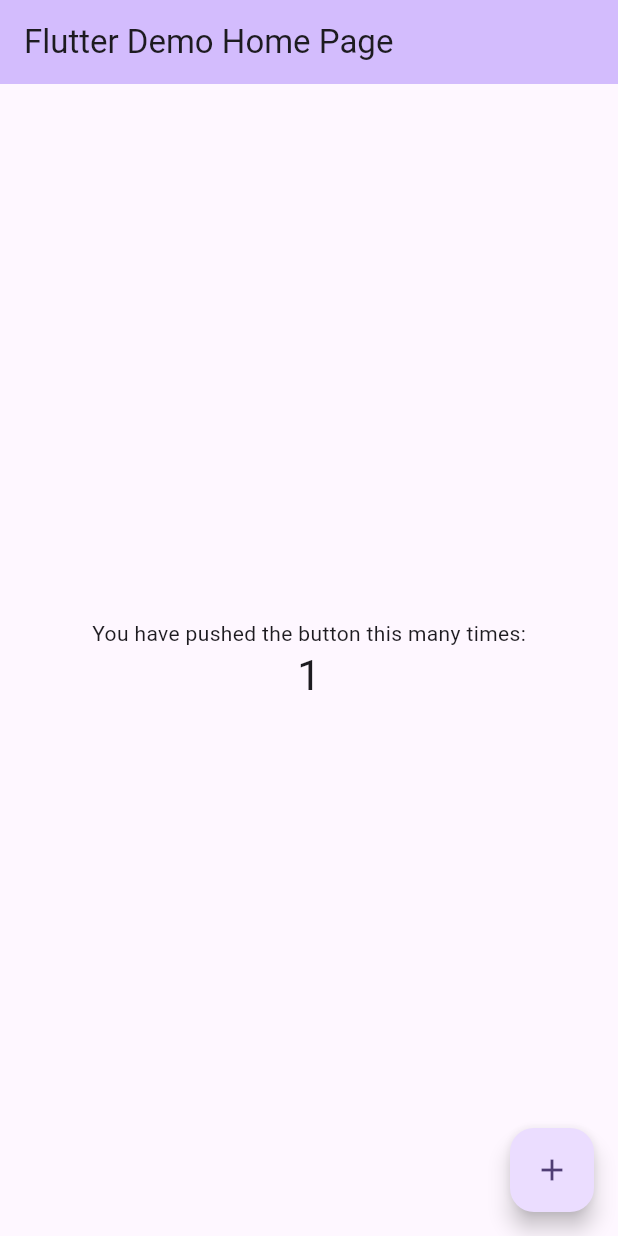
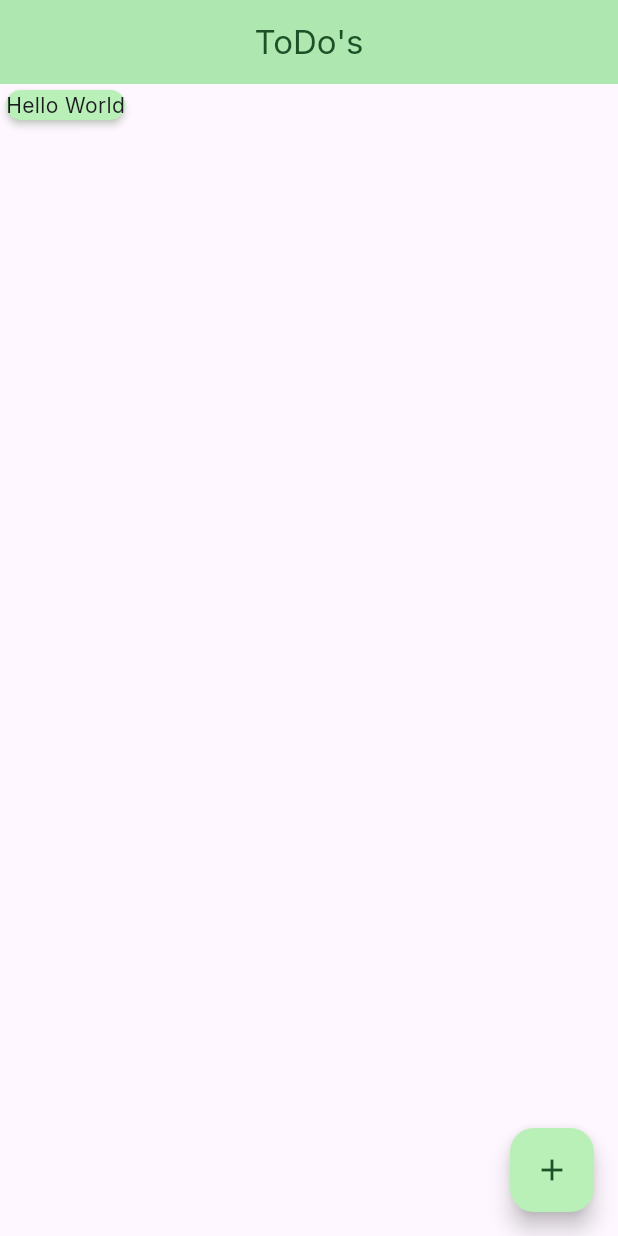
Before and after one commit to Fardeenhimself/flutter_todo, a Flutter app: the screen it shows after launch, after a tap on the "add" icon, on a phone screen of 412 x 824 dp. Run offline on Flutter 3.47's test engine with Material 3 defaults, Android fonts, the phone set to English and light mode, and no system bars; our stand-ins replace google_fonts.

Commit message:
UI designed

```diff
--- a/lib/main.dart
+++ b/lib/main.dart
@@ -1,122 +1,21 @@
 import 'package:flutter/material.dart';
+import 'package:flutter_todo/screens/home_screen.dart';
+import 'package:flutter_todo/utils/theme/dark_theme.dart';
+import 'package:flutter_todo/utils/theme/light_theme.dart';
 
 void main() {
-  runApp(const MyApp());
+  runApp(const TodoApp());
 }
 
-class MyApp extends StatelessWidget {
-  const MyApp({super.key});
+class TodoApp extends StatelessWidget {
+  const TodoApp({super.key});
 
-  // This widget is the root of your application.
   @override
   Widget build(BuildContext context) {
     return MaterialApp(
-      title: 'Flutter Demo',
-      theme: ThemeData(
-        // This is the theme of your application.
-        //
-        // TRY THIS: Try running your application with "flutter run". You'll see
-        // the application has a purple toolbar. Then, without quitting the app,
-        // try changing the seedColor in the colorScheme below to Colors.green
-        // and then invoke "hot reload" (save your changes or press the "hot
-        // reload" button in a Flutter-supported IDE, or press "r" if you used
-        // the command line to start the app).
-        //
-        // Notice that the counter didn't reset back to zero; the application
-        // state is not lost during the reload. To reset the state, use hot
-        // restart instead.
-        //
-        // This works for code too, not just values: Most code changes can be
-        // tested with just a hot reload.
-        colorScheme: ColorScheme.fromSeed(seedColor: Colors.deepPurple),
-      ),
-      home: const MyHomePage(title: 'Flutter Demo Home Page'),
+      theme: lighTheme,
+      darkTheme: darkTheme,
+      home: HomeScreen(),
     );
   }
 }
-
-class MyHomePage extends StatefulWidget {
-  const MyHomePage({super.key, required this.title});
-
-  // This widget is the home page of your application. It is stateful, meaning
-  // that it has a State object (defined below) that contains fields that affect
-  // how it looks.
-
-  // This class is the configuration for the state. It holds the values (in this
-  // case the title) provided by the parent (in this case the App widget) and
-  // used by the build method of the State. Fields in a Widget subclass are
-  // always marked "final".
-
-  final String title;
-
-  @override
-  State<MyHomePage> createState() => _MyHomePageState();
-}
-
-class _MyHomePageState extends State<MyHomePage> {
-  int _counter = 0;
-
-  void _incrementCounter() {
-    setState(() {
-      // This call to setState tells the Flutter framework that something has
-      // changed in this State, which causes it to rerun the build method below
-      // so that the display can reflect the updated values. If we changed
-      // _counter without calling setState(), then the build method would not be
-      // called again, and so nothing would appear to happen.
-      _counter++;
-    });
-  }
-
-  @override
-  Widget build(BuildContext context) {
-    // This method is rerun every time setState is called, for instance as done
-    // by the _incrementCounter method above.
-    //
-    // The Flutter framework has been optimized to make rerunning build methods
-    // fast, so that you can just rebuild anything that needs updating rather
-    // than having to individually change instances of widgets.
-    return Scaffold(
-      appBar: AppBar(
-        // TRY THIS: Try changing the color here to a specific color (to
-        // Colors.amber, perhaps?) and trigger a hot reload to see the AppBar
-        // change color while the other colors stay the same.
-        backgroundColor: Theme.of(context).colorScheme.inversePrimary,
-        // Here we take the value from the MyHomePage object that was created by
-        // the App.build method, and use it to set our appbar title.
-        title: Text(widget.title),
-      ),
-      body: Center(
-        // Center is a layout widget. It takes a single child and positions it
-        // in the middle of the parent.
-        child: Column(
-          // Column is also a layout widget. It takes a list of children and
-          // arranges them vertically. By default, it sizes itself to fit its
-          // children horizontally, and tries to be as tall as its parent.
-          //
-          // Column has various properties to control how it sizes itself and
-          // how it positions its children. Here we use mainAxisAlignment to
-          // center the children vertically; the main axis here is the vertical
-          // axis because Columns are vertical (the cross axis would be
-          // horizontal).
-          //
-          // TRY THIS: Invoke "debug painting" (choose the "Toggle Debug Paint"
-          // action in the IDE, or press "p" in the console), to see the
-          // wireframe for each widget.
-          mainAxisAlignment: MainAxisAlignment.center,
-          children: <Widget>[
-            const Text('You have pushed the button this many times:'),
-            Text(
-              '$_counter',
-              style: Theme.of(context).textTheme.headlineMedium,
-            ),
-          ],
-        ),
-      ),
-      floatingActionButton: FloatingActionButton(
-        onPressed: _incrementCounter,
-        tooltip: 'Increment',
-        child: const Icon(Icons.add),
-      ), // This trailing comma makes auto-formatting nicer for build methods.
-    );
-  }
-}
--- /dev/null
+++ b/lib/models/todo.dart
@@ -0,0 +1,13 @@
+class Todo {
+  final String id;
+  final String name;
+  final String addedAt;
+  final bool isCompleted;
+
+  Todo({
+    required this.id,
+    required this.name,
+    required this.addedAt,
+    this.isCompleted = false,
+  });
+}
--- /dev/null
+++ b/lib/screens/home_screen.dart
@@ -0,0 +1,17 @@
+import 'package:flutter/material.dart';
+
+class HomeScreen extends StatelessWidget {
+  const HomeScreen({super.key});
+
+  @override
+  Widget build(BuildContext context) {
+    return Scaffold(
+      appBar: AppBar(title: Text('ToDo\'s')),
+      body: Column(children: [Card(child: Text('Hello World'))]),
+      floatingActionButton: FloatingActionButton(
+        onPressed: () {},
+        child: Icon(Icons.add),
+      ),
+    );
+  }
+}
--- /dev/null
+++ b/lib/utils/theme/dark_theme.dart
@@ -0,0 +1,34 @@
+import 'package:flutter/material.dart';
+import 'package:google_fonts/google_fonts.dart';
+
+final kDarkThemeColor = ColorScheme.fromSeed(
+  brightness: Brightness.dark,
+  seedColor: Color.fromARGB(255, 94, 147, 108),
+);
+
+ThemeData darkTheme = ThemeData.dark().copyWith(
+  colorScheme: kDarkThemeColor,
+  appBarTheme: AppBarTheme().copyWith(
+    backgroundColor: kDarkThemeColor.primaryContainer,
+    foregroundColor: kDarkThemeColor.onPrimaryContainer,
+    centerTitle: true,
+    elevation: 2,
+    titleSpacing: 1,
+  ),
+
+  cardTheme: CardThemeData().copyWith(
+    color: kDarkThemeColor.primaryContainer,
+    shadowColor: kDarkThemeColor.secondaryContainer,
+    elevation: 2,
+    shape: RoundedRectangleBorder(
+      borderRadius: BorderRadiusGeometry.circular(20),
+    ),
+  ),
+
+  bottomNavigationBarTheme: BottomNavigationBarThemeData().copyWith(
+    backgroundColor: kDarkThemeColor.primaryContainer,
+    elevation: 2,
+  ),
+
+  textTheme: GoogleFonts.interTextTheme(),
+);
--- /dev/null
+++ b/lib/utils/theme/light_theme.dart
@@ -0,0 +1,33 @@
+import 'package:flutter/material.dart';
+import 'package:google_fonts/google_fonts.dart';
+
+final kLightThemeColor = ColorScheme.fromSeed(
+  seedColor: Color.fromARGB(255, 147, 218, 151),
+);
+
+ThemeData lighTheme = ThemeData().copyWith(
+  colorScheme: kLightThemeColor,
+  appBarTheme: AppBarTheme().copyWith(
+    backgroundColor: kLightThemeColor.primaryContainer,
+    foregroundColor: kLightThemeColor.onPrimaryContainer,
+    centerTitle: true,
+    elevation: 2,
+    titleSpacing: 1,
+  ),
+
+  cardTheme: CardThemeData().copyWith(
+    color: kLightThemeColor.primaryContainer,
+    shadowColor: kLightThemeColor.secondaryContainer,
+    elevation: 2,
+    shape: RoundedRectangleBorder(
+      borderRadius: BorderRadiusGeometry.circular(20),
+    ),
+  ),
+
+  bottomNavigationBarTheme: BottomNavigationBarThemeData().copyWith(
+    backgroundColor: kLightThemeColor.primaryContainer,
+    elevation: 2,
+  ),
+
+  textTheme: GoogleFonts.interTextTheme(),
+);
--- a/pubspec.yaml
+++ b/pubspec.yaml
@@ -34,6 +34,8 @@ dependencies:
   # The following adds the Cupertino Icons font to your application.
   # Use with the CupertinoIcons class for iOS style icons.
   cupertino_icons: ^1.0.8
+  flutter_riverpod: ^2.6.1
+  google_fonts: ^6.2.1
 
 dev_dependencies:
   flutter_test:
```
Also changed, not shown: pubspec.lock, 2 other files.
